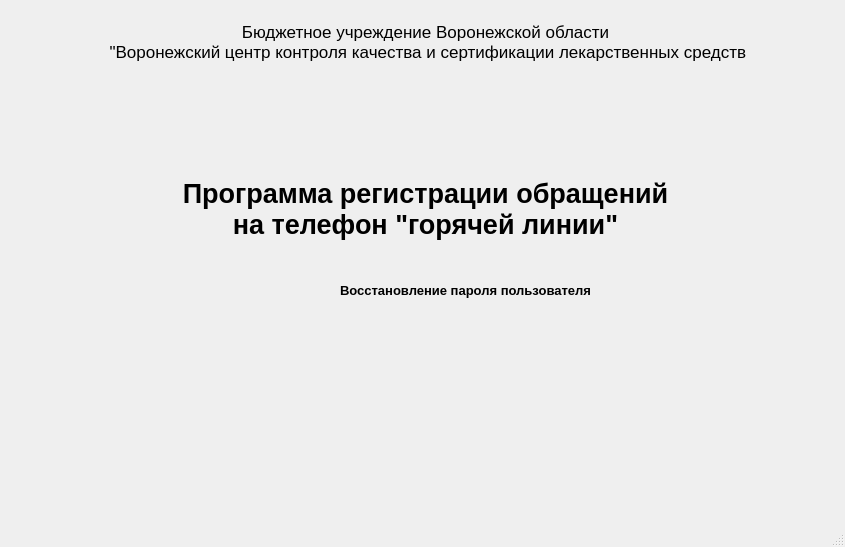
This is CallRegistration/mainwindow.ui in SushkowAndrey/CallRegistration as Qt 5 draws it before an edit. The edited form follows.
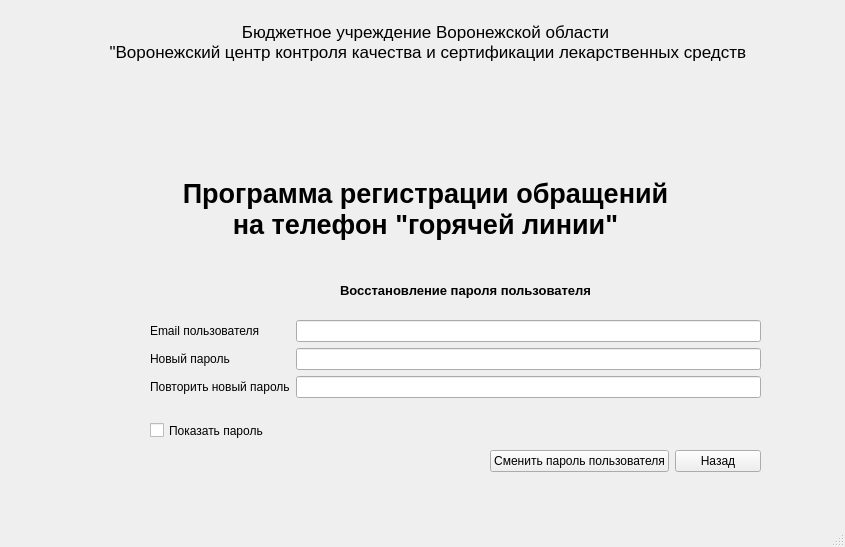
This is the edited form. The open tabs and pages were chosen to show the change. Icons and pictures are not drawn.

What changed in the file:
```diff
--- a/CallRegistration/mainwindow.ui
+++ b/CallRegistration/mainwindow.ui
@@ -517,6 +517,102 @@
        <string>Восстановление пароля пользователя</string>
       </property>
      </widget>
+     <widget class="QWidget" name="layoutWidget_4">
+      <property name="geometry">
+       <rect>
+        <x>390</x>
+        <y>180</y>
+        <width>271</width>
+        <height>23</height>
+       </rect>
+      </property>
+      <layout class="QHBoxLayout" name="horizontalLayout_7">
+       <item>
+        <widget class="QPushButton" name="pushButton_change_password_user">
+         <property name="text">
+          <string>Сменить пароль пользователя</string>
+         </property>
+        </widget>
+       </item>
+       <item>
+        <widget class="QPushButton" name="pushButton_back_4">
+         <property name="text">
+          <string>Назад</string>
+         </property>
+        </widget>
+       </item>
+      </layout>
+     </widget>
+     <widget class="QCheckBox" name="show_password">
+      <property name="geometry">
+       <rect>
+        <x>50</x>
+        <y>150</y>
+        <width>141</width>
+        <height>21</height>
+       </rect>
+      </property>
+      <property name="text">
+       <string>Показать пароль</string>
+      </property>
+     </widget>
+     <widget class="QWidget" name="">
+      <property name="geometry">
+       <rect>
+        <x>50</x>
+        <y>50</y>
+        <width>611</width>
+        <height>99</height>
+       </rect>
+      </property>
+      <layout class="QGridLayout" name="gridLayout_10">
+       <item row="0" column="0">
+        <widget class="QLabel" name="label_21">
+         <property name="text">
+          <string>Email пользователя</string>
+         </property>
+        </widget>
+       </item>
+       <item row="0" column="1">
+        <widget class="QLineEdit" name="email_change_password"/>
+       </item>
+       <item row="1" column="0">
+        <widget class="QLabel" name="label_22">
+         <property name="text">
+          <string>Новый пароль</string>
+         </property>
+        </widget>
+       </item>
+       <item row="1" column="1">
+        <widget class="QLineEdit" name="new_password">
+         <property name="echoMode">
+          <enum>QLineEdit::Password</enum>
+         </property>
+        </widget>
+       </item>
+       <item row="2" column="0">
+        <widget class="QLabel" name="label_23">
+         <property name="text">
+          <string>Повторить новый пароль</string>
+         </property>
+        </widget>
+       </item>
+       <item row="2" column="1">
+        <widget class="QLineEdit" name="repeate_new_password">
+         <property name="echoMode">
+          <enum>QLineEdit::Password</enum>
+         </property>
+        </widget>
+       </item>
+       <item row="3" column="0" colspan="2">
+        <widget class="QLabel" name="warning_4">
+         <property name="text">
+          <string/>
+         </property>
+        </widget>
+       </item>
+      </layout>
+     </widget>
     </widget>
     <widget class="QWidget" name="page_6">
      <widget class="QLabel" name="label_11">
```
Left out of the diff: 16 changed lines with no effect on the pictures.
